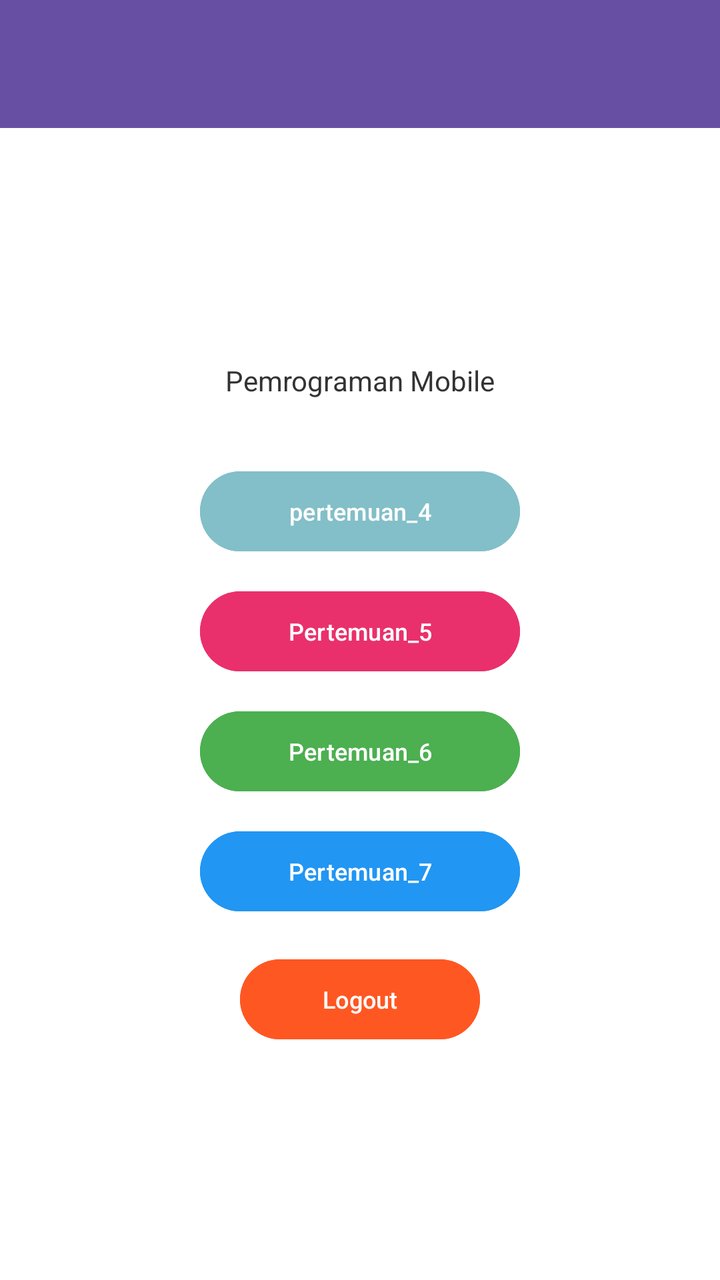
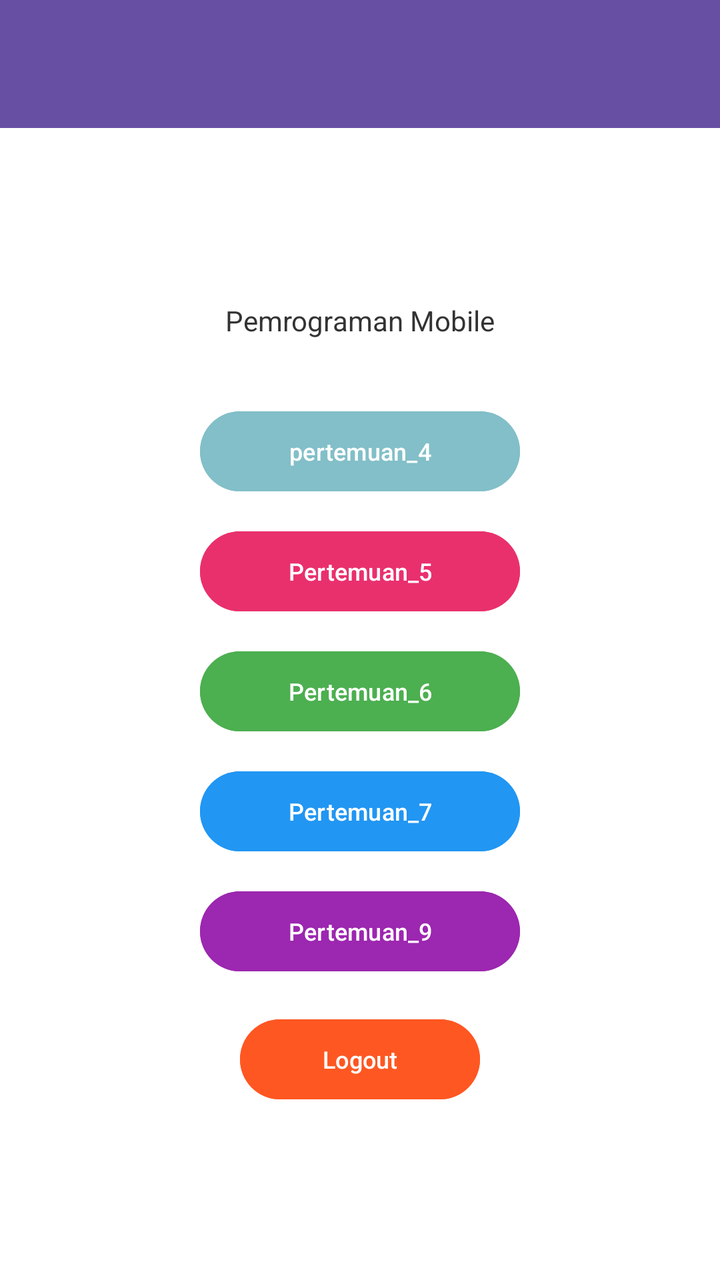

Compare the two renders of this Android layout. The source of the first and the diff that turns it into the second are given below.
<!-- AndroidManifest.xml: application theme Theme.Saturnussalsa -->
<!-- res/layout/fragment_home.xml -->
<?xml version="1.0" encoding="utf-8"?>
<androidx.constraintlayout.widget.ConstraintLayout xmlns:android="http://schemas.android.com/apk/res/android"
    xmlns:app="http://schemas.android.com/apk/res-auto"
    xmlns:tools="http://schemas.android.com/tools"
    android:layout_width="match_parent"
    android:layout_height="match_parent"
    android:background="#FFFFFF"
    tools:context=".home.HomeFragment">

    <androidx.appcompat.widget.Toolbar
        android:id="@+id/toolbar"
        android:layout_width="match_parent"
        android:layout_height="?attr/actionBarSize"
        android:background="?attr/colorPrimary"
        app:layout_constraintTop_toTopOf="parent"
        app:titleTextColor="@android:color/white" />

    <TextView
        android:id="@+id/textViewWelcome"
        android:layout_width="wrap_content"
        android:layout_height="wrap_content"
        android:text="Pemrograman Mobile"
        android:textColor="#333333"
        android:textSize="14sp"
        app:layout_constraintBottom_toTopOf="@+id/linearLayoutButtons"
        app:layout_constraintEnd_toEndOf="parent"
        app:layout_constraintStart_toStartOf="parent"
        app:layout_constraintTop_toBottomOf="@+id/toolbar"
        app:layout_constraintVertical_chainStyle="packed" />

    <LinearLayout
        android:id="@+id/linearLayoutButtons"
        android:layout_width="wrap_content"
        android:layout_height="wrap_content"
        android:layout_marginTop="32dp"
        android:gravity="center_horizontal"
        android:orientation="vertical"
        app:layout_constraintBottom_toBottomOf="parent"
        app:layout_constraintEnd_toEndOf="parent"
        app:layout_constraintStart_toStartOf="parent"
        app:layout_constraintTop_toBottomOf="@+id/textViewWelcome">

        <com.google.android.material.button.MaterialButton
            android:id="@+id/btnToFourth"
            android:layout_width="160dp"
            android:layout_height="48dp"
            android:layout_marginBottom="12dp"
            android:backgroundTint="#82BFC8"
            android:text="pertemuan_4"
            android:textAllCaps="false"
            android:textColor="#FFFFFF"
            android:textSize="12sp"
            app:cornerRadius="24dp" />

        <com.google.android.material.button.MaterialButton
            android:id="@+id/btnToFifth"
            android:layout_width="160dp"
            android:layout_height="48dp"
            android:layout_marginBottom="12dp"
            android:backgroundTint="#E9306D"
            android:text="Pertemuan_5"
            android:textAllCaps="false"
            android:textColor="#FFFFFF"
            android:textSize="12sp"
            app:cornerRadius="24dp" />

        <com.google.android.material.button.MaterialButton
            android:id="@+id/btnToSixth"
            android:layout_width="160dp"
            android:layout_height="48dp"
            android:layout_marginBottom="12dp"
            android:backgroundTint="#4CAF50"
            android:text="Pertemuan_6"
            android:textAllCaps="false"
            android:textColor="#FFFFFF"
            android:textSize="12sp"
            app:cornerRadius="24dp" />

        <com.google.android.material.button.MaterialButton
            android:id="@+id/btnToSeventh"
            android:layout_width="160dp"
            android:layout_height="48dp"
            android:layout_marginBottom="16dp"
            android:backgroundTint="#2196F3"
            android:text="Pertemuan_7"
            android:textAllCaps="false"
            android:textColor="#FFFFFF"
            android:textSize="12sp"
            app:cornerRadius="24dp" />

        <com.google.android.material.button.MaterialButton
            android:id="@+id/btnLogout"
            android:layout_width="120dp"
            android:layout_height="48dp"
            android:backgroundTint="#FF5722"
            android:text="Logout"
            android:textAllCaps="false"
            android:textColor="#FFFFFF"
            android:textSize="12sp"
            app:cornerRadius="24dp" />

    </LinearLayout>

</androidx.constraintlayout.widget.ConstraintLayout>
<!-- resources referenced by this layout -->
<resources>
  <style name="Theme.Saturnussalsa" parent="Base.Theme.Saturnussalsa" />
  <style name="Base.Theme.Saturnussalsa" parent="Theme.Material3.DayNight.NoActionBar">
          
          <item name="colorPrimary">@color/purple_primary</item>
          <item name="colorOnPrimary">@color/white</item>
          <item name="colorPrimaryContainer">@color/purple_container</item>
      </style>
  <color name="purple_primary">#6750A4</color>
  <color name="white">#FFFFFFFF</color>
  <color name="purple_container">#EADDFF</color>
</resources>

<!-- the commit's change to res/layout/fragment_home.xml (unified diff, before → after) -->
@@ -80,9 +80,21 @@
             android:id="@+id/btnToSeventh"
             android:layout_width="160dp"
             android:layout_height="48dp"
-            android:layout_marginBottom="16dp"
+            android:layout_marginBottom="12dp"
             android:backgroundTint="#2196F3"
             android:text="Pertemuan_7"
+            android:textAllCaps="false"
+            android:textColor="#FFFFFF"
+            android:textSize="12sp"
+            app:cornerRadius="24dp" />
+
+        <com.google.android.material.button.MaterialButton
+            android:id="@+id/btnToNinth"
+            android:layout_width="160dp"
+            android:layout_height="48dp"
+            android:layout_marginBottom="16dp"
+            android:backgroundTint="#9C27B0"
+            android:text="Pertemuan_9"
             android:textAllCaps="false"
             android:textColor="#FFFFFF"
             android:textSize="12sp"
